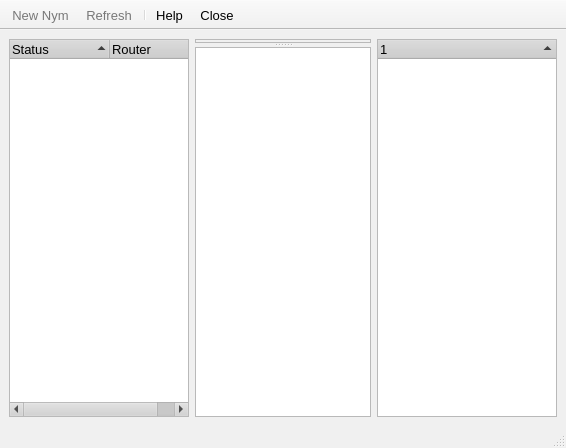
The window that src/gui/network/netviewer.ui (a-ilin/vidalia) describes before a commit, drawn with Qt 5.
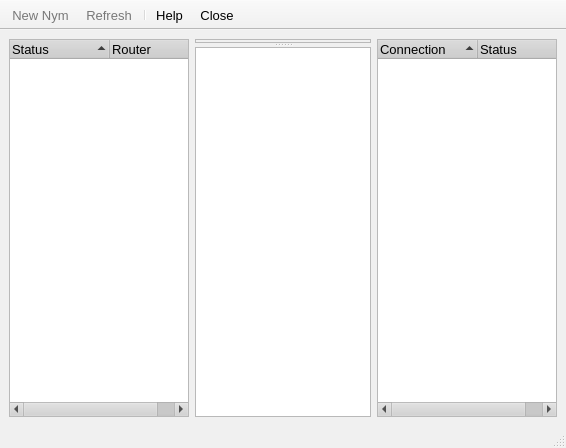
The same window after the commit. Icons and pictures are not drawn. Custom widgets are drawn as their Qt base class.

Commit message:
Add some empty structure for the stream and circuit list. I'm pretty sure the widget itself is going to have to be much, much wider, too.
svn:r865

Diff of the .ui file:
```diff
--- a/src/gui/network/netviewer.ui
+++ b/src/gui/network/netviewer.ui
@@ -453,6 +453,16 @@
       <property name="sortingEnabled" >
        <bool>true</bool>
       </property>
+      <column> 
+       <property name="text" > 
+        <string>Connection</string> 
+       </property> 
+      </column> 
+      <column> 
+       <property name="text" > 
+        <string>Status</string> 
+       </property> 
+      </column>
      </widget>
     </item>
    </layout>
@@ -588,6 +598,13 @@
    <container>0</container>
    <pixmap></pixmap>
   </customwidget>
+  <customwidget>
+   <class>CircuitListWidget</class>
+   <extends>QTreeWidget</extends>
+   <header>gui/network/circuitlistwidget.h</header>
+   <container>0</container>
+   <pixmap></pixmap>
+  </customwidget>
  </customwidgets>
  <resources>
   <include location="../res/vidalia_common.qrc" />
```
Left out of the diff: 2 changed lines with no effect on the pictures. The commit also changes 7 other files.
